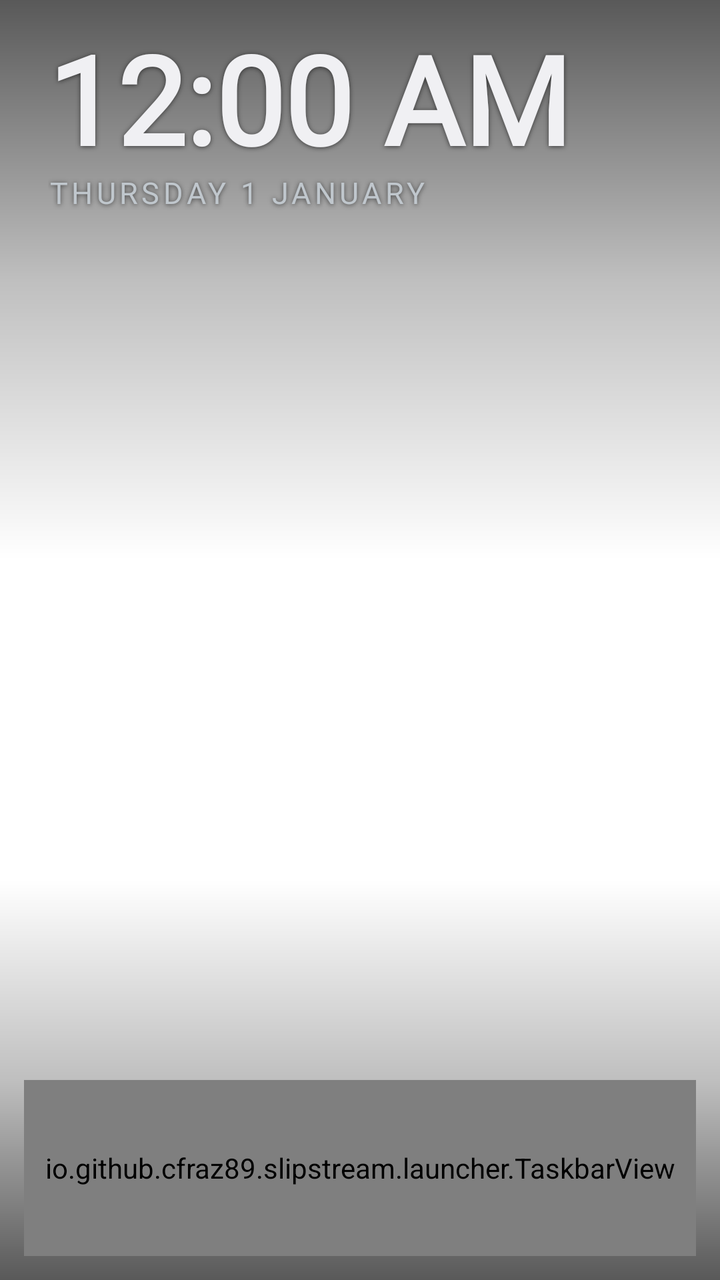
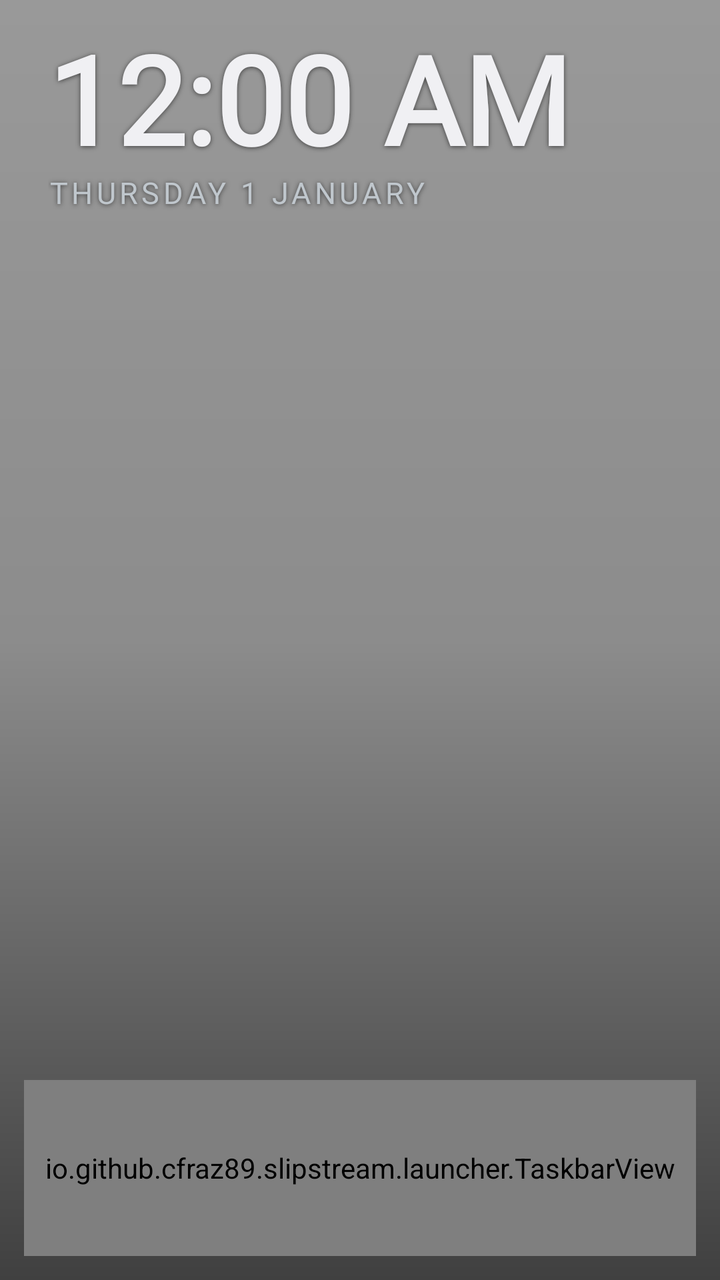

Two renders of the same Android screen: before a commit and after it. Below are the layout's source before the change and the commit's diff.
<!-- AndroidManifest.xml: fallback theme Theme.MaterialComponents.DayNight.NoActionBar -->
<!-- res/layout/activity_home.xml -->
<?xml version="1.0" encoding="utf-8"?>
<FrameLayout xmlns:android="http://schemas.android.com/apk/res/android"
    android:layout_width="match_parent"
    android:layout_height="match_parent">

    
    <ImageView
        android:id="@+id/wallpaper"
        android:layout_width="match_parent"
        android:layout_height="match_parent"
        android:scaleType="centerCrop"
        android:importantForAccessibility="no" />

    <View
        android:layout_width="match_parent"
        android:layout_height="@dimen/scrim_top_height"
        android:layout_gravity="top"
        android:background="@drawable/scrim_top" />

    <View
        android:layout_width="match_parent"
        android:layout_height="@dimen/scrim_bottom_height"
        android:layout_gravity="bottom"
        android:background="@drawable/scrim_bottom" />

    <LinearLayout
        android:layout_width="match_parent"
        android:layout_height="match_parent"
        android:orientation="vertical"
        android:fitsSystemWindows="true">

        
        <LinearLayout
            android:id="@+id/status"
            android:layout_width="match_parent"
            android:layout_height="wrap_content"
            android:orientation="horizontal"
            android:gravity="center_vertical"
            android:paddingStart="@dimen/status_padding"
            android:paddingEnd="@dimen/status_padding"
            android:paddingTop="@dimen/status_padding_vertical">

            <LinearLayout
                android:layout_width="0dp"
                android:layout_height="wrap_content"
                android:layout_weight="1"
                android:orientation="vertical">

                
                <TextClock
                    style="@style/HudText.Big"
                    android:layout_width="match_parent"
                    android:layout_height="@dimen/status_clock_height"
                    android:maxLines="1"
                    android:autoSizeTextType="uniform"
                    android:autoSizeMinTextSize="@dimen/status_clock_min"
                    android:autoSizeMaxTextSize="@dimen/status_clock_max"
                    android:gravity="start|center_vertical" />

                <TextClock
                    style="@style/HudText.Caption"
                    android:layout_width="match_parent"
                    android:layout_height="wrap_content"
                    android:maxLines="1"
                    android:ellipsize="end"
                    android:format12Hour="EEEE d MMMM"
                    android:format24Hour="EEEE d MMMM" />
            </LinearLayout>

            <LinearLayout
                android:layout_width="wrap_content"
                android:layout_height="wrap_content"
                android:orientation="vertical"
                android:gravity="end">

                <LinearLayout
                    android:id="@+id/status_weather"
                    android:layout_width="wrap_content"
                    android:layout_height="@dimen/status_clock_height"
                    android:orientation="horizontal"
                    android:gravity="center_vertical"
                    android:visibility="gone">

                    <ImageView
                        android:id="@+id/status_weather_icon"
                        android:layout_width="@dimen/status_icon_size"
                        android:layout_height="@dimen/status_icon_size"
                        android:layout_marginEnd="@dimen/status_icon_gap"
                        android:tint="@color/accent"
                        android:importantForAccessibility="no" />

                    <TextView
                        android:id="@+id/status_temperature"
                        style="@style/HudText.Big"
                        android:layout_width="wrap_content"
                        android:layout_height="wrap_content"
                        android:textSize="@dimen/status_temperature_size" />
                </LinearLayout>

                <TextView
                    android:id="@+id/status_detail"
                    style="@style/HudText.Caption"
                    android:layout_width="wrap_content"
                    android:layout_height="wrap_content"
                    android:maxLines="1" />
            </LinearLayout>
        </LinearLayout>

        
        <LinearLayout
            android:id="@+id/playing"
            android:layout_width="match_parent"
            android:layout_height="wrap_content"
            android:orientation="horizontal"
            android:gravity="center_vertical"
            android:paddingStart="@dimen/status_padding"
            android:paddingEnd="@dimen/playing_padding_end"
            android:paddingTop="@dimen/playing_padding_top"
            android:visibility="gone">

            <ImageView
                android:id="@+id/playing_art"
                android:layout_width="@dimen/playing_art_size"
                android:layout_height="@dimen/playing_art_size"
                android:scaleType="centerCrop"
                android:background="@drawable/card_background"
                android:importantForAccessibility="no" />

            <LinearLayout
                android:layout_width="0dp"
                android:layout_height="wrap_content"
                android:layout_weight="1"
                android:layout_marginStart="@dimen/playing_text_gap"
                android:orientation="vertical">

                <TextView
                    android:id="@+id/playing_title"
                    style="@style/HudText"
                    android:layout_width="match_parent"
                    android:layout_height="wrap_content"
                    android:maxLines="1"
                    android:ellipsize="end"
                    android:textFontWeight="600"
                    android:textSize="@dimen/playing_title_size" />

                <TextView
                    android:id="@+id/playing_artist"
                    style="@style/HudText.Caption"
                    android:layout_width="match_parent"
                    android:layout_height="wrap_content"
                    android:maxLines="1"
                    android:ellipsize="end" />
            </LinearLayout>

            <ImageView
                android:id="@+id/playing_previous"
                style="@style/PlayingButton"
                android:src="@drawable/ic_skip_previous"
                android:contentDescription="@string/playing_previous" />

            <ImageView
                android:id="@+id/playing_toggle"
                style="@style/PlayingButton"
                android:src="@drawable/ic_play"
                android:contentDescription="@string/playing_toggle" />

            <ImageView
                android:id="@+id/playing_next"
                style="@style/PlayingButton"
                android:src="@drawable/ic_skip_next"
                android:contentDescription="@string/playing_next" />
        </LinearLayout>

        <GridLayout
            android:id="@+id/shortcut_grid"
            android:layout_width="match_parent"
            android:layout_height="0dp"
            android:layout_weight="1"
            android:padding="@dimen/grid_padding"
            android:useDefaultMargins="false" />

        <io.github.cfraz89.slipstream.launcher.TaskbarView
            android:id="@+id/taskbar"
            android:layout_width="match_parent"
            android:layout_height="@dimen/taskbar_height"
            android:layout_marginStart="@dimen/taskbar_margin"
            android:layout_marginEnd="@dimen/taskbar_margin"
            android:layout_marginBottom="@dimen/taskbar_margin" />
    </LinearLayout>
</FrameLayout>
<!-- resources referenced by this layout -->
<resources>
  <color name="accent">@android:color/system_accent1_200</color>
  <dimen name="grid_padding">16dp</dimen>
  <dimen name="playing_art_size">48dp</dimen>
  <dimen name="playing_padding_end">12dp</dimen>
  <dimen name="playing_padding_top">12dp</dimen>
  <dimen name="playing_text_gap">14dp</dimen>
  <dimen name="playing_title_size">18sp</dimen>
  <dimen name="scrim_bottom_height">200dp</dimen>
  <dimen name="scrim_top_height">280dp</dimen>
  <dimen name="status_clock_height">72dp</dimen>
  <dimen name="status_clock_max">68sp</dimen>
  <dimen name="status_clock_min">28sp</dimen>
  <dimen name="status_icon_gap">8dp</dimen>
  <dimen name="status_icon_size">36dp</dimen>
  <dimen name="status_padding">24dp</dimen>
  <dimen name="status_padding_vertical">16dp</dimen>
  <dimen name="status_temperature_size">48sp</dimen>
  <dimen name="taskbar_height">88dp</dimen>
  <dimen name="taskbar_margin">12dp</dimen>
  <!-- drawable card_background (drawable) -->
  <?xml version="1.0" encoding="utf-8"?>
  <shape xmlns:android="http://schemas.android.com/apk/res/android"
      android:shape="rectangle">
      <solid android:color="@color/slot" />
      <corners android:radius="@dimen/corner_radius" />
  </shape>
  <!-- drawable ic_play (drawable) -->
  <vector xmlns:android="http://schemas.android.com/apk/res/android"
      android:width="24dp" android:height="24dp"
      android:viewportWidth="24" android:viewportHeight="24">
      <path android:fillColor="#FFFFFFFF" android:pathData="M8,5v14l11,-7z" />
  </vector>
  <!-- drawable ic_skip_previous (drawable) -->
  <vector xmlns:android="http://schemas.android.com/apk/res/android"
      android:width="24dp" android:height="24dp"
      android:viewportWidth="24" android:viewportHeight="24">
      <path android:fillColor="#FFFFFFFF" android:pathData="M6,6h2v12H6zM9.5,12l8.5,6V6z" />
  </vector>
  <!-- drawable scrim_bottom (drawable) -->
  <?xml version="1.0" encoding="utf-8"?>
  <shape xmlns:android="http://schemas.android.com/apk/res/android" android:shape="rectangle">
      <gradient android:angle="90" android:startColor="#A6000000"
          android:centerColor="#40000000" android:endColor="#00000000" />
  </shape>
  <!-- drawable scrim_top (drawable) -->
  <?xml version="1.0" encoding="utf-8"?>
  <shape xmlns:android="http://schemas.android.com/apk/res/android" android:shape="rectangle">
      <gradient android:angle="270" android:startColor="#A6000000"
          android:centerColor="#40000000" android:endColor="#00000000" />
  </shape>
  <string name="playing_next">Next</string>
  <string name="playing_previous">Previous</string>
  <string name="playing_toggle">Play or pause</string>
  <style name="HudText.Big">
          <item name="android:textFontWeight">600</item>
          <item name="android:textSize">@dimen/status_clock_max</item>
      </style>
  <dimen name="corner_radius">28dp</dimen>
  <color name="text_primary">@android:color/system_neutral1_50</color>
  <color name="text_secondary">@android:color/system_neutral2_200</color>
  <dimen name="status_detail_size">15sp</dimen>
  <dimen name="playing_button_size">52dp</dimen>
  <dimen name="playing_button_padding">13dp</dimen>
  <!-- unchanged entries left out for length: 5 -->
</resources>

<!-- the commit's change to res/layout/activity_home.xml (unified diff, before → after) -->
@@ -11,17 +11,11 @@
         android:scaleType="centerCrop"
         android:importantForAccessibility="no" />
 
+    
     <View
         android:layout_width="match_parent"
-        android:layout_height="@dimen/scrim_top_height"
-        android:layout_gravity="top"
-        android:background="@drawable/scrim_top" />
-
-    <View
-        android:layout_width="match_parent"
-        android:layout_height="@dimen/scrim_bottom_height"
-        android:layout_gravity="bottom"
-        android:background="@drawable/scrim_bottom" />
+        android:layout_height="match_parent"
+        android:background="@drawable/scrim" />
 
     <LinearLayout
         android:layout_width="match_parent"
@@ -97,12 +91,37 @@
                         android:textSize="@dimen/status_temperature_size" />
                 </LinearLayout>
 
-                <TextView
-                    android:id="@+id/status_detail"
-                    style="@style/HudText.Caption"
+                <LinearLayout
                     android:layout_width="wrap_content"
                     android:layout_height="wrap_content"
-                    android:maxLines="1" />
+                    android:orientation="horizontal"
+                    android:gravity="center_vertical">
+
+                    <TextView
+                        android:id="@+id/status_detail"
+                        style="@style/HudText.Caption"
+                        android:layout_width="wrap_content"
+                        android:layout_height="wrap_content"
+                        android:maxLines="1" />
+
+                    <ImageView
+                        android:id="@+id/status_battery_icon"
+                        android:layout_width="@dimen/status_battery_size"
+                        android:layout_height="@dimen/status_battery_size"
+                        android:layout_marginStart="@dimen/status_battery_gap"
+                        android:src="@drawable/ic_battery"
+                        android:tint="@color/text_secondary"
+                        android:visibility="gone"
+                        android:importantForAccessibility="no" />
+
+                    <TextView
+                        android:id="@+id/status_battery"
+                        style="@style/HudText.Caption"
+                        android:layout_width="wrap_content"
+                        android:layout_height="wrap_content"
+                        android:layout_marginStart="@dimen/status_battery_text_gap"
+                        android:maxLines="1" />
+                </LinearLayout>
             </LinearLayout>
         </LinearLayout>
 
@@ -116,6 +135,7 @@
             android:paddingStart="@dimen/status_padding"
             android:paddingEnd="@dimen/playing_padding_end"
             android:paddingTop="@dimen/playing_padding_top"
+            android:paddingBottom="@dimen/playing_padding_bottom"
             android:visibility="gone">
 
             <ImageView
<!-- resource entries referenced after the edit -->
@@ -3,12 +3,14 @@
   <color name="accent">@android:color/system_accent1_200</color>
   <dimen name="grid_padding">16dp</dimen>
   <dimen name="playing_art_size">48dp</dimen>
+  <dimen name="playing_padding_bottom">8dp</dimen>
   <dimen name="playing_padding_end">12dp</dimen>
-  <dimen name="playing_padding_top">12dp</dimen>
+  <dimen name="playing_padding_top">28dp</dimen>
   <dimen name="playing_text_gap">14dp</dimen>
   <dimen name="playing_title_size">18sp</dimen>
-  <dimen name="scrim_bottom_height">200dp</dimen>
-  <dimen name="scrim_top_height">280dp</dimen>
+  <dimen name="status_battery_gap">14dp</dimen>
+  <dimen name="status_battery_size">22dp</dimen>
+  <dimen name="status_battery_text_gap">4dp</dimen>
   <dimen name="status_clock_height">72dp</dimen>
   <dimen name="status_clock_max">68sp</dimen>
   <dimen name="status_clock_min">28sp</dimen>
@@ -26,6 +28,28 @@
       <solid android:color="@color/slot" />
       <corners android:radius="@dimen/corner_radius" />
   </shape>
+  <!-- drawable ic_battery (drawable) -->
+  <?xml version="1.0" encoding="utf-8"?>
+  <layer-list xmlns:android="http://schemas.android.com/apk/res/android">
+      <item>
+          <vector android:width="24dp" android:height="24dp"
+              android:viewportWidth="24" android:viewportHeight="24">
+              <path android:strokeColor="#FFFFFFFF" android:strokeWidth="1.5"
+                  android:pathData="M3.5,7.25h15a1,1 0,0 1,1 1v7.5a1,1 0,0 1,-1 1h-15a1,1 0,0 1,-1 -1v-7.5a1,1 0,0 1,1 -1z" />
+              <path android:fillColor="#FFFFFFFF"
+                  android:pathData="M20.5,10h1.25a0.75,0.75 0,0 1,0.75 0.75v2.5a0.75,0.75 0,0 1,-0.75 0.75h-1.25z" />
+          </vector>
+      </item>
+      <item>
+          <clip android:clipOrientation="horizontal" android:gravity="left">
+              <vector android:width="24dp" android:height="24dp"
+                  android:viewportWidth="24" android:viewportHeight="24">
+                  <path android:fillColor="#FFFFFFFF"
+                      android:pathData="M4.25,9h14v6h-14z" />
+              </vector>
+          </clip>
+      </item>
+  </layer-list>
   <!-- drawable ic_play (drawable) -->
   <vector xmlns:android="http://schemas.android.com/apk/res/android"
       android:width="24dp" android:height="24dp"
@@ -38,17 +62,11 @@
       android:viewportWidth="24" android:viewportHeight="24">
       <path android:fillColor="#FFFFFFFF" android:pathData="M6,6h2v12H6zM9.5,12l8.5,6V6z" />
   </vector>
-  <!-- drawable scrim_bottom (drawable) -->
+  <!-- drawable scrim (drawable) -->
   <?xml version="1.0" encoding="utf-8"?>
   <shape xmlns:android="http://schemas.android.com/apk/res/android" android:shape="rectangle">
-      <gradient android:angle="90" android:startColor="#A6000000"
-          android:centerColor="#40000000" android:endColor="#00000000" />
-  </shape>
-  <!-- drawable scrim_top (drawable) -->
-  <?xml version="1.0" encoding="utf-8"?>
-  <shape xmlns:android="http://schemas.android.com/apk/res/android" android:shape="rectangle">
-      <gradient android:angle="270" android:startColor="#A6000000"
-          android:centerColor="#40000000" android:endColor="#00000000" />
+      <gradient android:angle="270" android:startColor="#66000000"
+          android:centerColor="#73000000" android:endColor="#BF000000" />
   </shape>
   <string name="playing_next">Next</string>
   <string name="playing_previous">Previous</string>
